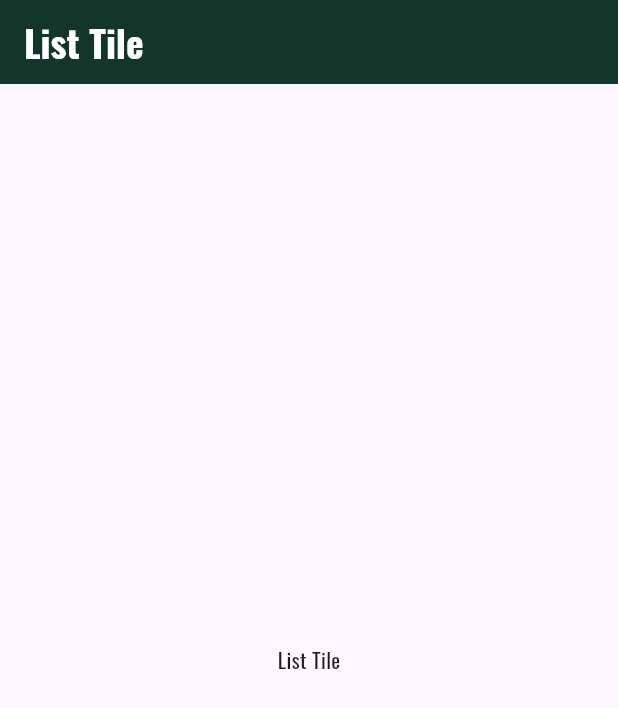
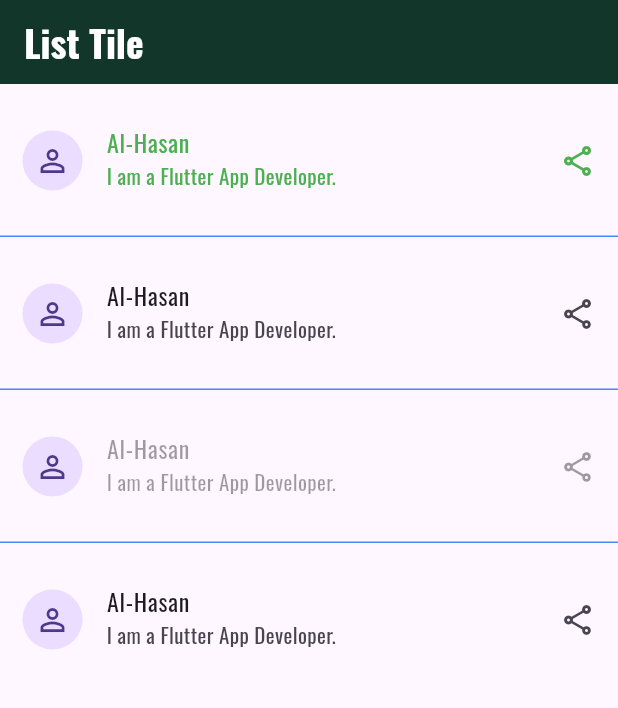
Before and after one commit to alhasann351/listtile, a Flutter app: the screen it shows after launch, on a phone screen of 412 x 824 dp. Shown: the top 708 px of the screen. Run offline on Flutter 3.47's test engine with Material 3 defaults, Android fonts, the phone set to English and light mode, and no system bars; our stand-ins replace google_fonts.

Commit message:
list tile added

```diff
--- a/lib/main.dart
+++ b/lib/main.dart
@@ -43,9 +43,115 @@ class _MyHomePageState extends State<MyHomePage> {
           ),
         ),
       ),
-      body: const Center(
-        child: Text('List Tile'),
+      body: ListView(
+        children: ListTile.divideTiles(
+          context: context,
+          color: Colors.blueAccent,
+          tiles: [
+            const ListTile(
+              leading: CircleAvatar(child: Icon(Icons.person_outline)),
+              title: Text('Al-Hasan'),
+              subtitle: Text('I am a Flutter App Developer.'),
+              trailing: Icon(Icons.share_outlined),
+              selected: true,
+              //selectedTileColor: Colors.green,
+              selectedColor: Colors.green,
+              contentPadding: EdgeInsets.all(15),
+            ),
+            ListTile(
+              leading: const CircleAvatar(child: Icon(Icons.person_outline)),
+              title: const Text('Al-Hasan'),
+              subtitle: const Text('I am a Flutter App Developer.'),
+              trailing: const Icon(Icons.share_outlined),
+              //selected: true,
+              //selectedTileColor: Colors.green,
+              //selectedColor: Colors.green,
+              contentPadding: const EdgeInsets.all(15),
+              onTap: (){},
+            ),
+            ListTile(
+              leading: const CircleAvatar(child: Icon(Icons.person_outline)),
+              title: const Text('Al-Hasan'),
+              subtitle: const Text('I am a Flutter App Developer.'),
+              trailing: const Icon(Icons.share_outlined),
+              //selected: true,
+              //selectedTileColor: Colors.green,
+              //selectedColor: Colors.green,
+              contentPadding: const EdgeInsets.all(15),
+              onTap: (){},
+              enabled: false,
+              //tileColor: Colors.red,
+            ),
+            ListTile(
+              leading: const CircleAvatar(child: Icon(Icons.person_outline)),
+              title: const Text('Al-Hasan'),
+              subtitle: const Text('I am a Flutter App Developer.'),
+              trailing: const Icon(Icons.share_outlined),
+              //selected: true,
+              //selectedTileColor: Colors.green,
+              //selectedColor: Colors.green,
+              contentPadding: const EdgeInsets.all(15),
+              onTap: (){},
+              //enabled: false,
+              //tileColor: Colors.red,
+            ),
+          ],
+        ).toList(),
       ),
+      /*Padding(
+padding: const EdgeInsets.all(8.0),
+child: ListView(
+/*children: [
+            const ListTile(
+              leading: CircleAvatar(child: Icon(Icons.person_outline)),
+              title: Text('Al-Hasan'),
+              subtitle: Text('I am a Flutter App Developer.'),
+              trailing: Icon(Icons.share_outlined),
+              selected: true,
+              //selectedTileColor: Colors.green,
+              selectedColor: Colors.green,
+              contentPadding: EdgeInsets.all(15),
+            ),
+            ListTile(
+              leading: const CircleAvatar(child: Icon(Icons.person_outline)),
+              title: const Text('Al-Hasan'),
+              subtitle: const Text('I am a Flutter App Developer.'),
+              trailing: const Icon(Icons.share_outlined),
+              //selected: true,
+              //selectedTileColor: Colors.green,
+              //selectedColor: Colors.green,
+              contentPadding: const EdgeInsets.all(15),
+              onTap: (){},
+            ),
+            ListTile(
+              leading: const CircleAvatar(child: Icon(Icons.person_outline)),
+              title: const Text('Al-Hasan'),
+              subtitle: const Text('I am a Flutter App Developer.'),
+              trailing: const Icon(Icons.share_outlined),
+              //selected: true,
+              //selectedTileColor: Colors.green,
+              //selectedColor: Colors.green,
+              contentPadding: const EdgeInsets.all(15),
+              onTap: (){},
+              enabled: false,
+              //tileColor: Colors.red,
+            ),
+            ListTile(
+              leading: const CircleAvatar(child: Icon(Icons.person_outline)),
+              title: const Text('Al-Hasan'),
+              subtitle: const Text('I am a Flutter App Developer.'),
+              trailing: const Icon(Icons.share_outlined),
+              //selected: true,
+              //selectedTileColor: Colors.green,
+              //selectedColor: Colors.green,
+              contentPadding: const EdgeInsets.all(15),
+              onTap: (){},
+              //enabled: false,
+              tileColor: Colors.red,
+            ),
+          ],*/
+),
+),*/
     );
   }
 }
```
